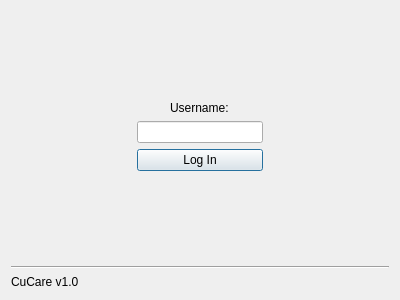
Above: CuCare/GUI/logindialogwindow.ui from svershin/cuCare before the change. Below: the same form after it.
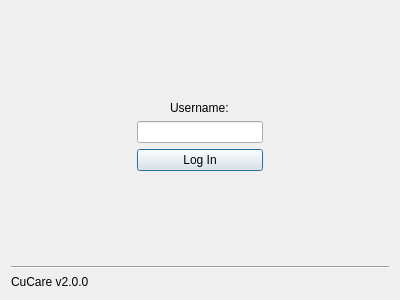
That is the form after the change.

The edit to the form file:
```diff
--- a/CuCare/GUI/logindialogwindow.ui
+++ b/CuCare/GUI/logindialogwindow.ui
@@ -113,7 +113,7 @@
    <item row="2" column="0">
     <widget class="QLabel" name="StatusLabel">
      <property name="text">
-      <string>CuCare v1.0</string>
+      <string>CuCare v2.0.0</string>
      </property>
     </widget>
    </item>
```
